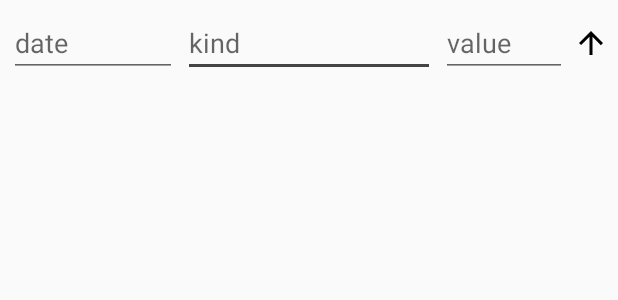
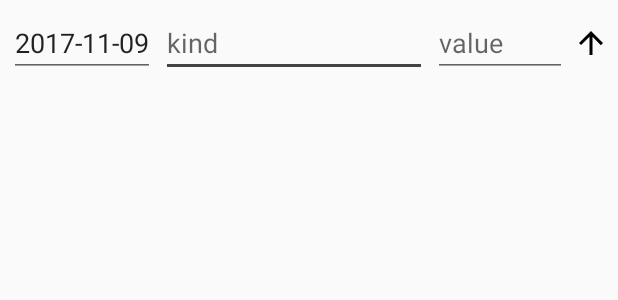
Before and after one commit to qwert2603/spend_android, an Android app: the layout view_draft.xml on its own in the app's theme, with its tools: preview values and no code run, on a phone screen of 412 x 824 dp. Shown: the top 300 px of the screen. Run offline under Robolectric (Android 15) with nearby library versions, the phone set to English and light mode, and no system bars.

Commit message:
* editAction in editDialog * scroll to created record * DraftViewImpl is fixed in bottom of screen

```diff
--- a/app/build.gradle
+++ b/app/build.gradle
@@ -72,7 +72,7 @@ dependencies {
     ext.mosby_version = '3.0.4'
     ext.fragmentargs_version = '3.0.2'
     ext.cicerone_version = '2.1.0'
-    ext.postgresql_version = '42.1.4'
+    ext.postgresql_version = '42.1.4.jre7'
     ext.arch_components_version = '1.0.0'
     ext.dagger_version = '2.13'
     ext.junit_version = '4.12'
--- a/app/src/main/res/layout/view_draft.xml
+++ b/app/src/main/res/layout/view_draft.xml
@@ -9,13 +9,13 @@
 
     <EditText
         android:id="@+id/date_EditText"
-        android:layout_width="0dp"
+        android:layout_width="wrap_content"
         android:layout_height="wrap_content"
-        android:layout_weight="2"
         android:focusable="false"
         android:hint="@string/date"
         android:singleLine="true"
-        tools:ignore="TextFields" />
+        tools:ignore="TextFields"
+        tools:text="2017-11-09" />
 
     <EditText
         android:id="@+id/kind_EditText"
@@ -35,7 +35,6 @@
         android:layout_marginStart="4dp"
         android:layout_weight="1.5"
         android:hint="@string/value"
-        android:imeActionLabel="@string/text_save"
         android:imeOptions="actionDone|flagNoFullscreen"
         android:inputType="number"
         android:singleLine="true" />
--- a/app/src/main/res/values/strings.xml
+++ b/app/src/main/res/values/strings.xml
@@ -1,4 +1,4 @@
-<resources>
+<resources xmlns:tools="http://schemas.android.com/tools">
     <string name="app_name">spend</string>
     <string name="kind">kind</string>
     <string name="value">value</string>
@@ -13,8 +13,7 @@
     <string name="choose_kind_text">select kind</string>
 
     <string name="text_confirm">confirm</string>
-    <string name="text_cancel">cancel</string>
-    <string name="text_save">save</string>
+    <string name="text_cancel" tools:ignore="ButtonCase">cancel</string>
 
     <string name="error_text">error</string>
     <string name="loading_error_text">loading error</string>
```
